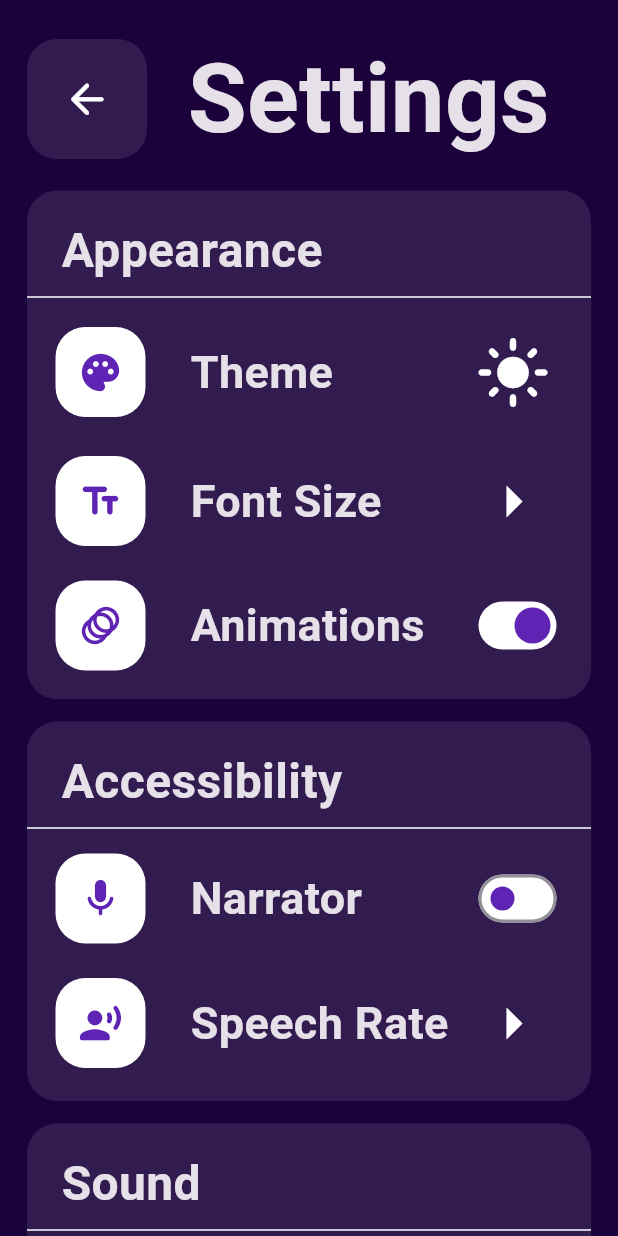
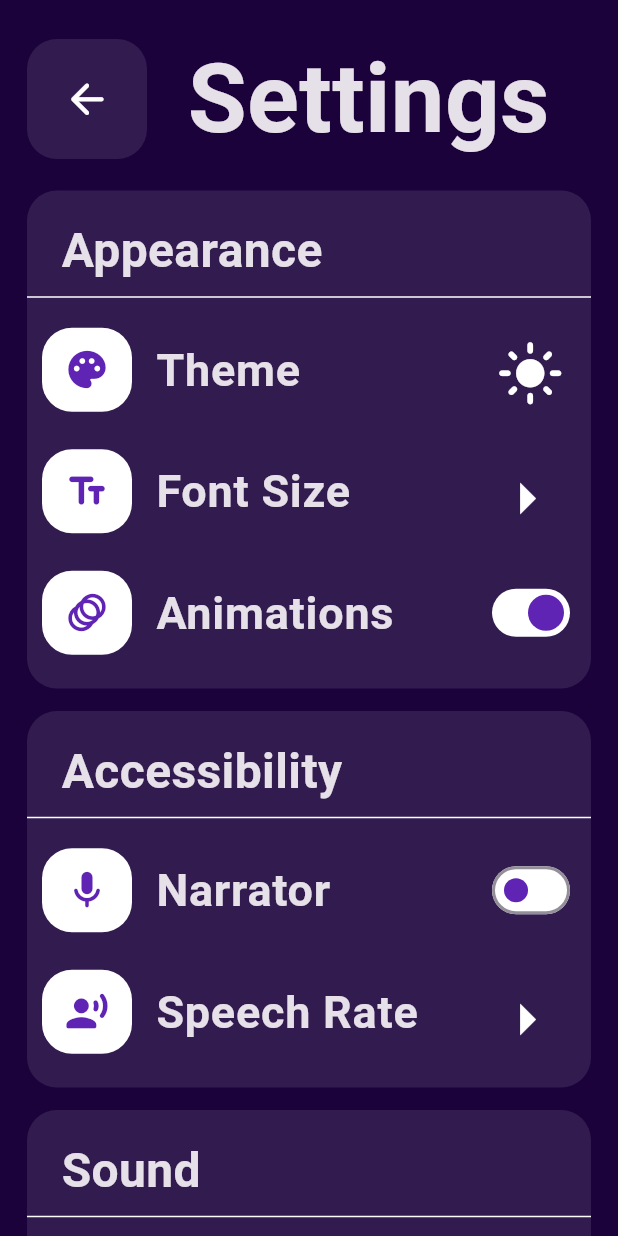
Before and after one commit to m-irfan-km-rjk/FinLit, a Flutter app: the SettingsPage screen opened directly, on a phone screen of 412 x 824 dp. Run offline on Flutter 3.47's test engine with Material 3 defaults, Android fonts, the phone set to English and light mode, and no system bars; our stand-ins replace get, google_fonts; Roboto replaces fonts that are missing (Arimo, Assistant).

Commit message:
Rows changed to ListTile

```diff
--- a/lib/main.dart
+++ b/lib/main.dart
@@ -1,10 +1,8 @@
 import 'package:finlit/components/themes/theme.dart';
 import 'package:finlit/pages/home.dart';
-import 'package:finlit/pages/pause.dart';
-import 'package:finlit/pages/quiz.dart';
-import 'package:finlit/pages/settings.dart';
 import 'package:flutter/material.dart';
 import 'package:flutter/services.dart';
+import 'package:get/get.dart';
 
 void main() {
   WidgetsFlutterBinding.ensureInitialized();
@@ -17,7 +15,7 @@ class MyApp extends StatelessWidget {
 
   @override
   Widget build(BuildContext context) {
-    return MaterialApp(
+    return GetMaterialApp(
       title: 'Flutter Demo',
       theme: AppThemes.darkTheme,
       home: Homepage(),
--- a/lib/pages/home.dart
+++ b/lib/pages/home.dart
@@ -1,6 +1,10 @@
 import 'package:finlit/components/themes/theme.dart';
 import 'package:finlit/components/ui/icon_button.dart';
+import 'package:finlit/components/ui/icon_round.dart';
+import 'package:finlit/pages/quiz.dart';
+import 'package:finlit/pages/settings.dart';
 import 'package:flutter/material.dart';
+import 'package:get/get.dart';
 import 'package:google_fonts/google_fonts.dart';
 
 class Homepage extends StatefulWidget {
@@ -77,49 +81,39 @@ class _HomepageState extends State<Homepage> {
                   borderRadius: BorderRadius.circular(20),
                 ),
                 child: Padding(
-                  padding: EdgeInsets.only(
-                    left: w * 0.06, // 6% of width
+                  padding: EdgeInsets.only(// 6% of width
                     top: h * 0.025,
                     bottom: h*0.025
                   ),
                   child: Column(
                     children: [
                       // Play Quiz row
-                      Row(
-                        children: [
-                          FButton(
-                            fIcon: const Icon(Icons.play_arrow, size: 32),
-                            onPressed: () {},
-                          ),
-                          SizedBox(width: w * 0.08),
-                          Text(
+                      ListTile(
+                        leading: FIcon(fIcon: Icons.play_arrow),
+                        title: Text(
                           "Play Quiz",
                           style: GoogleFonts.arimo(
                             fontSize: w * 0.07,
                             fontWeight: FontWeight.bold,
                           ),
-                          )
-                        ],
+                        ),
+                        onTap: () {
+                          Get.offAll(() => QuizScreen());
+                        },
                       ),
 
-                      SizedBox(height: h * 0.025),
-
+                      Divider(),
                       // Settings row
-                      Row(
-                        children: [
-                          FButton(
-                            fIcon: const Icon(Icons.settings, size: 32),
-                            onPressed: () {},
-                          ),
-                          SizedBox(width: w * 0.08),
-                          Text(
+                      ListTile(
+                        leading: FIcon(fIcon: Icons.settings_rounded),
+                        title: Text(
                           "Settings",
                           style: GoogleFonts.arimo(
                             fontSize: w * 0.07,
                             fontWeight: FontWeight.bold,
                           ),
-                          )
-                        ],
+                        ),
+                        onTap: () => Get.to(() => SettingsPage()),
                       ),
                     ],
                   ),
--- a/lib/pages/settings.dart
+++ b/lib/pages/settings.dart
@@ -26,7 +26,7 @@ class SettingsPage extends StatelessWidget {
                   borderRadius: BorderRadius.circular(20.0),
                 ),
                 child: IconButton(
-                  onPressed: () => {},
+                  onPressed: () {},
                   icon: Icon(Icons.arrow_back_rounded, size: 33),
                 ),
               ),
@@ -64,52 +64,36 @@ class SettingsPage extends StatelessWidget {
                   ),
                 ),
                 Divider(color: Colors.white, thickness: 1),
-                Padding(
-                  padding: const EdgeInsets.only(
-                    left: 19,
-                    right: 19,
-                    top: 9,
-                    bottom: 9,
-                  ),
-                  child: Column(
+                Column(
+                  mainAxisAlignment: MainAxisAlignment.spaceEvenly,
                   children: [
-                      Row(
-                        mainAxisAlignment: MainAxisAlignment.spaceBetween,
-                        children: [
-                          FIcon(fIcon: Icons.palette_rounded),
-                          SizedBox(width: 30),
-                          Expanded(
-                            child: Text(
+                    ListTile(
+                      contentPadding: EdgeInsets.symmetric(vertical: 10,horizontal: 10),
+                      leading: FIcon(fIcon: Icons.palette_rounded),
+                      title: Text(
                         "Theme",
                         style: GoogleFonts.arimo(
                           fontWeight: FontWeight.bold,
                           fontSize: 30,
                         ),
                       ),
+                      trailing: IconButton(
+                        onPressed: () {},
+                        icon: Icon(Icons.light_mode_rounded, size: 45),
                       ),
-                          IconButton(
-                            onPressed: () => {},
-                            icon: Icon(Icons.light_mode_rounded, size: 50),
                     ),
-                        ],
-                      ),
-                      SizedBox(height: 20),
-                      Row(
-                        mainAxisAlignment: MainAxisAlignment.spaceBetween,
-                        children: [
-                          FIcon(fIcon: Icons.text_fields_rounded),
-                          SizedBox(width: 30),
-                          Expanded(
-                            child: Text(
+                    ListTile(
+                      contentPadding: EdgeInsets.symmetric(vertical: 10,horizontal: 10),
+                      leading: FIcon(fIcon: Icons.text_fields_rounded),
+                      title: Text(
                         "Font Size",
                         style: GoogleFonts.arimo(
                           fontWeight: FontWeight.bold,
                           fontSize: 30,
                         ),
                       ),
-                          ),
-                          IconButton(
-                            onPressed: () => {
+                      trailing: IconButton(
+                        onPressed: () {
                           showModalBottomSheet(
                             context: context,
                             shape: RoundedRectangleBorder(
@@ -176,28 +160,22 @@ class SettingsPage extends StatelessWidget {
                                 ),
                               );
                             },
-                              ),
+                          );
                         },
                         icon: Icon(Icons.arrow_right, size: 50),
                       ),
-                        ],
                     ),
-                      SizedBox(height: 20),
-                      Row(
-                        mainAxisAlignment: MainAxisAlignment.spaceBetween,
-                        children: [
-                          FIcon(fIcon: Icons.animation_rounded),
-                          SizedBox(width: 30),
-                          Expanded(
-                            child: Text(
+                    ListTile(
+                      contentPadding: EdgeInsets.symmetric(vertical: 10,horizontal: 10),
+                      leading: FIcon(fIcon: Icons.animation_rounded),
+                      title: Text(
                         "Animations",
                         style: GoogleFonts.arimo(
                           fontWeight: FontWeight.bold,
                           fontSize: 30,
                         ),
                       ),
-                          ),
-                          Obx(
+                      trailing: Obx(
                             () => Switch.adaptive(
                           value: controller.animationsEnabled.value,
                           onChanged: (value) =>
@@ -208,10 +186,8 @@ class SettingsPage extends StatelessWidget {
                           inactiveTrackColor: Colors.white,
                         ),
                       ),
-                        ],
                     ),
                   ],
-                  ),
                 ),
                 SizedBox(height: 10),
               ],
@@ -241,30 +217,19 @@ class SettingsPage extends StatelessWidget {
                   ),
                 ),
                 Divider(color: Colors.white, thickness: 1),
-                Padding(
-                  padding: const EdgeInsets.only(
-                    left: 19,
-                    right: 19,
-                    top: 9,
-                    bottom: 9,
-                  ),
-                  child: Column(
+                Column(
                   children: [
-                      Row(
-                        mainAxisAlignment: MainAxisAlignment.spaceBetween,
-                        children: [
-                          FIcon(fIcon: Icons.mic_rounded),
-                          SizedBox(width: 30),
-                          Expanded(
-                            child: Text(
+                    ListTile(
+                      contentPadding: EdgeInsets.symmetric(vertical: 10,horizontal: 10),
+                      leading: FIcon(fIcon: Icons.mic_rounded),
+                      title: Text(
                         "Narrator",
                         style: GoogleFonts.arimo(
                           fontWeight: FontWeight.bold,
                           fontSize: 30,
                         ),
                       ),
-                          ),
-                          Obx(
+                      trailing: Obx(
                             () => Switch.adaptive(
                           value: controller.narratorEnabled.value,
                           onChanged: (value) => controller.toggleNarrator(),
@@ -274,25 +239,19 @@ class SettingsPage extends StatelessWidget {
                           inactiveTrackColor: Colors.white,
                         ),
                       ),
-                        ],
                     ),
-                      SizedBox(height: 20),
-                      Row(
-                        mainAxisAlignment: MainAxisAlignment.spaceBetween,
-                        children: [
-                          FIcon(fIcon: Icons.record_voice_over_rounded),
-                          SizedBox(width: 30),
-                          Expanded(
-                            child: Text(
+                    ListTile(
+                      contentPadding: EdgeInsets.symmetric(vertical: 10,horizontal: 10),
+                      leading: FIcon(fIcon: Icons.record_voice_over_rounded),
+                      title: Text(
                         "Speech Rate",
                         style: GoogleFonts.arimo(
                           fontWeight: FontWeight.bold,
                           fontSize: 30,
                         ),
                       ),
-                          ),
-                          IconButton(
-                            onPressed: () => {
+                      trailing: IconButton(
+                        onPressed: () {
                           showModalBottomSheet(
                             context: context,
                             shape: RoundedRectangleBorder(
@@ -386,14 +345,12 @@ class SettingsPage extends StatelessWidget {
                                 ),
                               );
                             },
-                              ),
+                          );
                         },
                         icon: Icon(Icons.arrow_right, size: 50),
                       ),
-                        ],
                     ),
                   ],
-                  ),
                 ),
                 SizedBox(height: 10),
               ],
@@ -423,83 +380,61 @@ class SettingsPage extends StatelessWidget {
                   ),
                 ),
                 Divider(color: Colors.white, thickness: 1),
-                Padding(
-                  padding: const EdgeInsets.only(
-                    left: 19,
-                    right: 19,
-                    top: 9,
-                    bottom: 9,
-                  ),
-                  child: Column(
+                Column(
                   mainAxisAlignment: MainAxisAlignment.center,
                   children: [
-                      Row(
-                        mainAxisAlignment: MainAxisAlignment.start,
-                        children: [
-                          FIcon(fIcon: Icons.music_note),
-                          SizedBox(width: 30),
-                          Text(
+                    ListTile(
+                      contentPadding: EdgeInsets.symmetric(vertical: 10,horizontal: 10),
+                      leading: FIcon(fIcon: Icons.music_note),
+                      title: Text(
                         "Music",
                         style: GoogleFonts.arimo(
                           fontWeight: FontWeight.bold,
                           fontSize: 30,
                         ),
                       ),
-                        ],
                     ),
-                      Obx(
-                        () => Slider(
+                    Obx(() => Slider(
                         value: controller.musicVolume.value,
                         onChanged: (value) =>
                             controller.setMusicVolume(value),
                       ),
                     ),
-                      SizedBox(height: 34),
-                      Row(
-                        mainAxisAlignment: MainAxisAlignment.start,
-                        children: [
-                          FIcon(fIcon: Icons.volume_up_rounded),
-                          SizedBox(width: 30),
-                          Text(
-                            "Sound Effect",
+                    ListTile(
+                      contentPadding: EdgeInsets.symmetric(vertical: 10,horizontal: 10),
+                      leading: FIcon(fIcon: Icons.volume_up_rounded),
+                      title: Text(
+                        "Sound Effects",
                         style: GoogleFonts.arimo(
                           fontWeight: FontWeight.bold,
                           fontSize: 30,
                         ),
                       ),
-                        ],
                     ),
-                      Obx(
-                        () => Slider(
+                    Obx(() => Slider(
                         value: controller.soundEffectVolume.value,
                         onChanged: (value) =>
                             controller.setSoundEffectVolume(value),
                       ),
                     ),
-                      SizedBox(height: 34),
-                      Row(
-                        mainAxisAlignment: MainAxisAlignment.start,
-                        children: [
-                          FIcon(fIcon: Icons.mic_rounded),
-                          SizedBox(width: 30),
-                          Text(
+                    ListTile(
+                      contentPadding: EdgeInsets.symmetric(vertical: 10,horizontal: 10),
+                      leading: FIcon(fIcon: Icons.mic_rounded),
+                      title: Text(
                         "Narrator",
                         style: GoogleFonts.arimo(
                           fontWeight: FontWeight.bold,
                           fontSize: 30,
                         ),
                       ),
-                        ],
                     ),
-                      Obx(
-                        () => Slider(
+                    Obx(() => Slider(
                         value: controller.narratorVolume.value,
                         onChanged: (value) =>
                             controller.setNarratorVolume(value),
                       ),
                     ),
                   ],
-                  ),
                 ),
               ],
             ),
@@ -528,64 +463,44 @@ class SettingsPage extends StatelessWidget {
                   ),
                 ),
                 Divider(color: Colors.white, thickness: 1),
-                Padding(
-                  padding: const EdgeInsets.only(
-                    left: 19,
-                    right: 19,
-                    top: 9,
-                    bottom: 9,
-                  ),
-                  child: Column(
+                Column(
                   mainAxisAlignment: MainAxisAlignment.center,
                   children: [
-                      Row(
-                        mainAxisAlignment: MainAxisAlignment.start,
-                        children: [
-                          FIcon(fIcon: Icons.info_rounded),
-                          SizedBox(width: 30),
-                          Text(
+                    ListTile(
+                      contentPadding: EdgeInsets.symmetric(vertical: 10,horizontal: 10),
+                      leading: FIcon(fIcon: Icons.info_rounded),
+                      title: Text(
                           "About",
                           style: GoogleFonts.arimo(
                             fontWeight: FontWeight.bold,
                             fontSize: 30,
                           ),
                         ),
-                        ],
                     ),
-                      SizedBox(height: 20),
-                      Row(
-                        mainAxisAlignment: MainAxisAlignment.start,
-                        children: [
-                          FIcon(fIcon: Icons.shield_rounded),
-                          SizedBox(width: 30),
-                          Text(
+                    ListTile(
+                      contentPadding: EdgeInsets.symmetric(vertical: 10,horizontal: 10),
+                      leading: FIcon(fIcon: Icons.shield_rounded),
+                      title: Text(
                         "Privacy Policy",
                         style: GoogleFonts.arimo(
                           fontWeight: FontWeight.bold,
                           fontSize: 30,
                         ),
                       ),
-                        ],
                     ),
-                      SizedBox(height: 20),
-                      Row(
-                        mainAxisAlignment: MainAxisAlignment.start,
-                        children: [
-                          FIcon(fIcon: Icons.mail_rounded),
-                          SizedBox(width: 30),
-                          Text(
+                    ListTile(
+                      contentPadding: EdgeInsets.symmetric(vertical: 10,horizontal: 10),
+                      leading: FIcon(fIcon: Icons.mail_rounded),
+                      title: Text(
                         "Contact Us",
                         style: GoogleFonts.arimo(
                           fontWeight: FontWeight.bold,
                           fontSize: 30,
                         ),
                       ),
+                    )
                   ],
                 ),
-                    ],
-                  ),
-                ),
-                SizedBox(height: 10),
               ],
             ),
           ),
```
Lines whose indentation alone changed are shown as unchanged.
